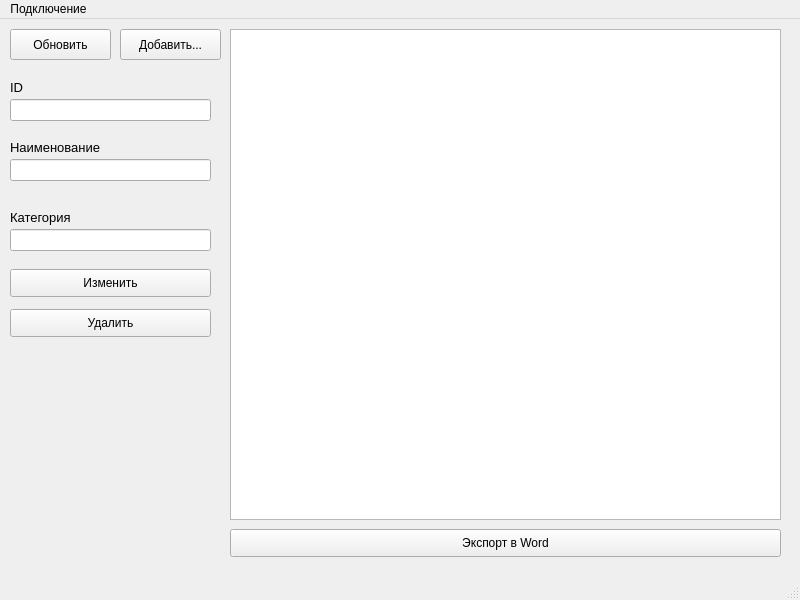
First picture: the form in DBMS/mainwindow.ui, repository Vatulin/DBMS, before the edit.
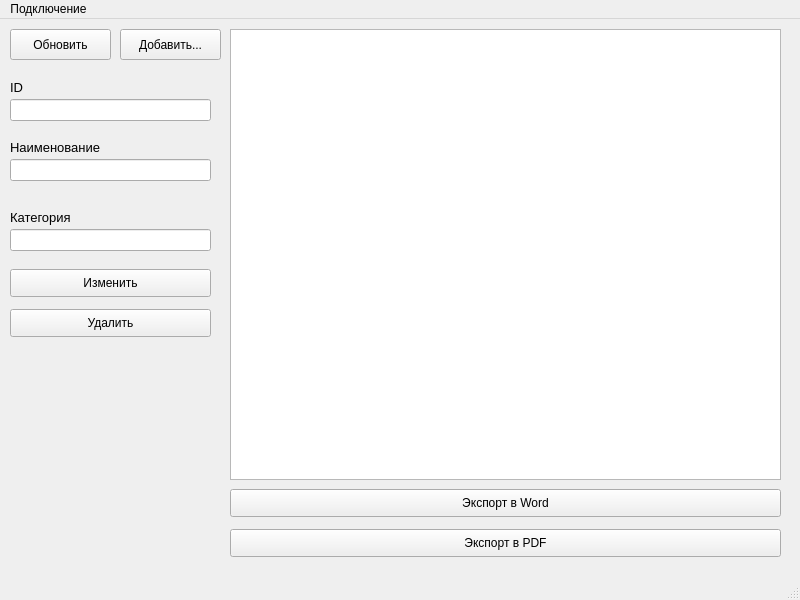
Second picture: the form after the edit.

```diff
--- a/DBMS/mainwindow.ui
+++ b/DBMS/mainwindow.ui
@@ -33,7 +33,7 @@
       <x>230</x>
       <y>10</y>
       <width>551</width>
-      <height>491</height>
+      <height>451</height>
      </rect>
     </property>
     <property name="contextMenuPolicy">
@@ -176,7 +176,7 @@
     <property name="geometry">
      <rect>
       <x>230</x>
-      <y>510</y>
+      <y>470</y>
       <width>551</width>
       <height>28</height>
      </rect>
@@ -185,6 +185,19 @@
      <string>Экспорт в Word</string>
     </property>
    </widget>
+   <widget class="QPushButton" name="export_3">
+    <property name="geometry">
+     <rect>
+      <x>230</x>
+      <y>510</y>
+      <width>551</width>
+      <height>28</height>
+     </rect>
+    </property>
+    <property name="text">
+     <string>Экспорт в PDF</string>
+    </property>
+   </widget>
   </widget>
   <widget class="QMenuBar" name="menubar">
    <property name="geometry">
```
